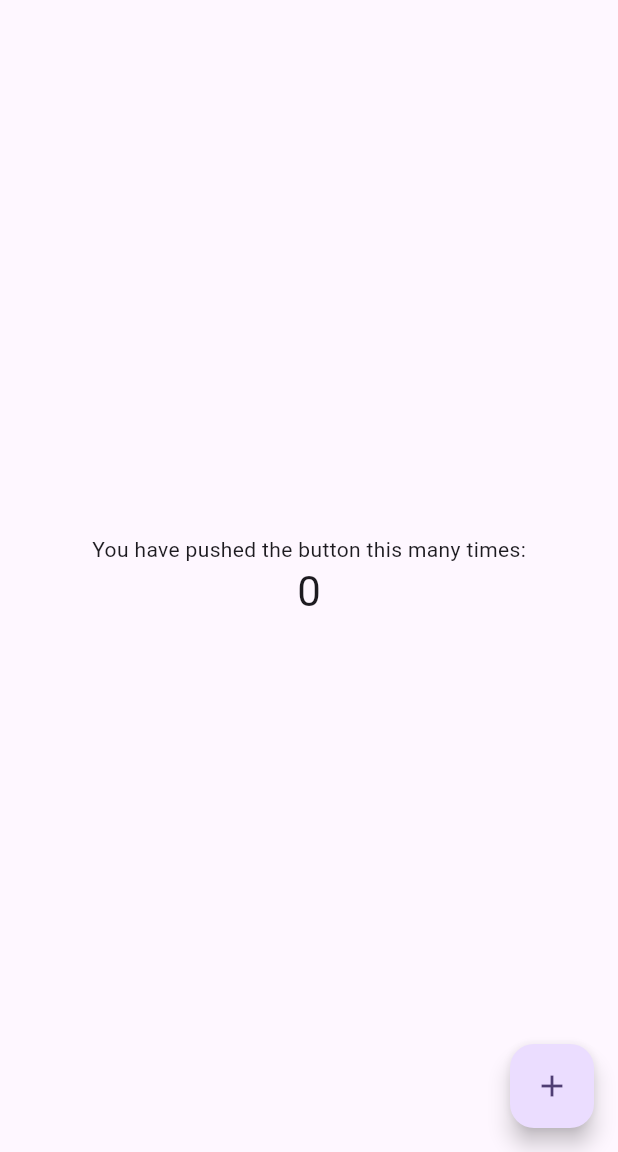
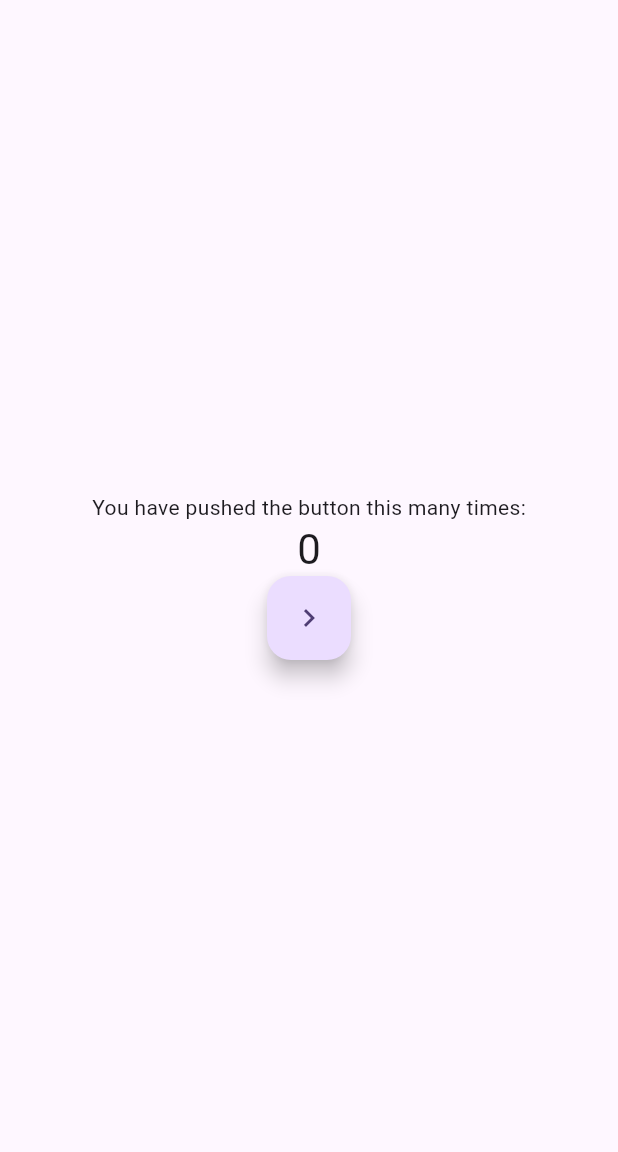
Before and after one commit to raj1008-git/App_Test, a Flutter app: the screen it shows after launch, on a phone screen of 412 x 824 dp, the part 84-1236 px from its top. Run offline on Flutter 3.47's test engine with Material 3 defaults, Android fonts, the phone set to English and light mode, and no system bars; our stand-ins replace flutter_bloc, local_auth.

```diff
--- a/learn_bloc/lib/home_page.dart
+++ b/learn_bloc/lib/home_page.dart
@@ -2,26 +2,21 @@ import 'package:flutter/material.dart';
 import 'package:flutter_bloc/flutter_bloc.dart';
 
 import 'counter_cubit.dart';
+import 'inc_dec_page.dart';
 
-class MyHomePage extends StatefulWidget {
+class MyHomePage extends StatelessWidget {
   const MyHomePage({super.key, required this.title});
 
   final String title;
 
   @override
-  State<MyHomePage> createState() => _MyHomePageState();
-}
-
-class _MyHomePageState extends State<MyHomePage> {
-  final counterCubit = CounterCubit();
-
-  @override
   Widget build(BuildContext context) {
+    final counterCubit = BlocProvider.of<CounterCubit>(context);
     return Scaffold(
       appBar: AppBar(
         backgroundColor: Theme.of(context).colorScheme.inversePrimary,
 
-        title: Text(widget.title),
+        title: Text(title),
       ),
       body: Center(
         child: Column(
@@ -37,15 +32,16 @@ class _MyHomePageState extends State<MyHomePage> {
                 );
               },
             ),
+            FloatingActionButton(
+              onPressed: () {
+                Navigator.of(context).push(
+                  MaterialPageRoute(builder: (context) => const IncDecPage()),
+                );
+              },
+              child: const Icon(Icons.navigate_next),
+            ),
           ],
         ),
-      ),
-      floatingActionButton: FloatingActionButton(
-        onPressed: () {
-          counterCubit.increment();
-        },
-        tooltip: 'Increment',
-        child: const Icon(Icons.add),
       ),
     );
   }
--- a/learn_bloc/lib/main.dart
+++ b/learn_bloc/lib/main.dart
@@ -1,5 +1,7 @@
 import 'package:flutter/material.dart';
+import 'package:flutter_bloc/flutter_bloc.dart';
 
+import 'counter_cubit.dart';
 import 'home_page.dart';
 
 void main() {
@@ -11,12 +13,15 @@ class MyApp extends StatelessWidget {
 
   @override
   Widget build(BuildContext context) {
-    return MaterialApp(
-      title: 'Flutter Demo',
-      theme: ThemeData(
-        colorScheme: ColorScheme.fromSeed(seedColor: Colors.deepPurple),
+    return BlocProvider(
+      create: (_) => CounterCubit(),
+      child: MaterialApp(
+        title: 'Flutter Demo',
+        theme: ThemeData(
+          colorScheme: ColorScheme.fromSeed(seedColor: Colors.deepPurple),
+        ),
+        home: const MyHomePage(title: 'Flutter Demo Home Page'),
       ),
-      home: const MyHomePage(title: 'Flutter Demo Home Page'),
     );
   }
 }
```
Also changed, not shown: learn_bloc/lib/counter_cubit.dart (+7 -0 lines), learn_bloc/lib/inc_dec_page.dart (added, +33 -0 lines).
